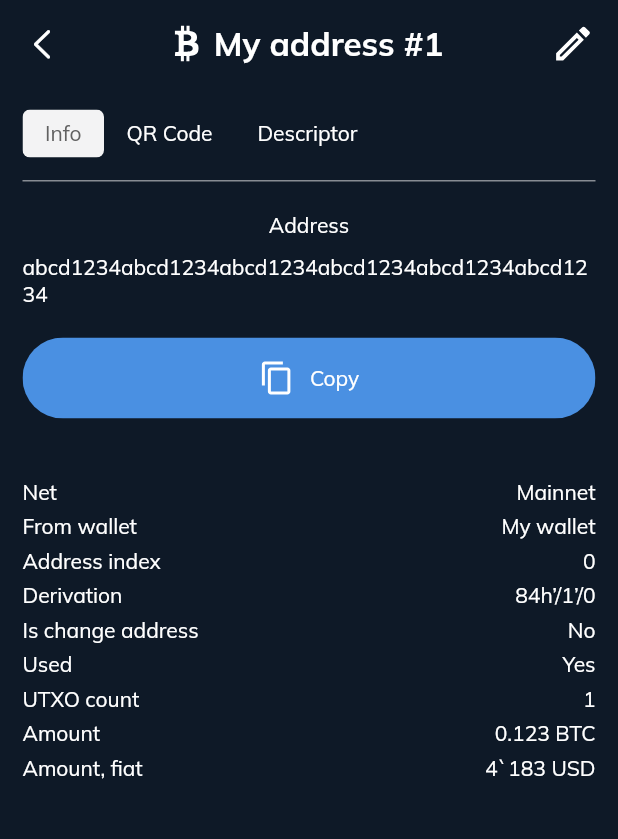
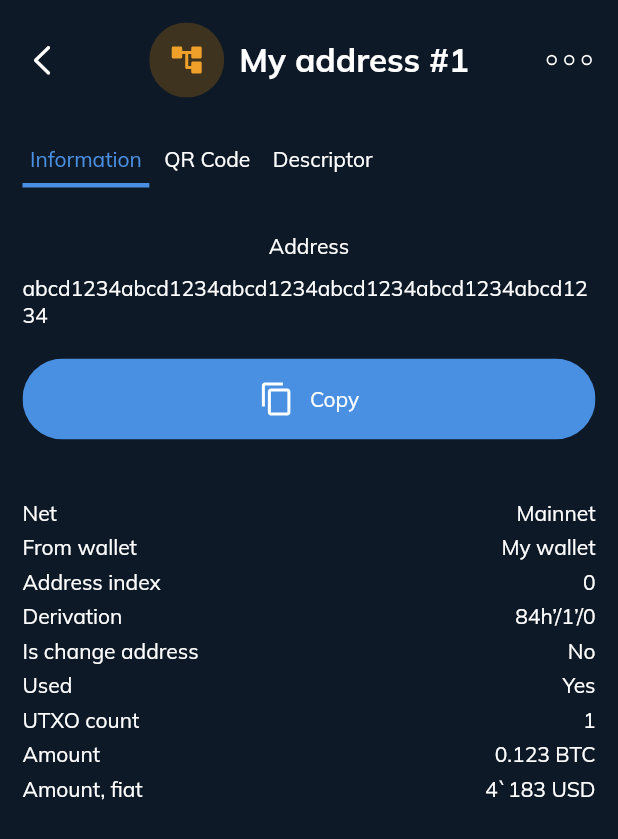
Before and after one commit to cryptoadvance/specter-mobile, a Flutter app: the WalletInfoAddressView screen opened by its route, on a phone screen of 412 x 824 dp. Shown: the top 839 px of the screen. Run offline on Flutter 3.47's test engine with Material 2 defaults, Android fonts, the phone set to English and light mode, and no system bars; our stand-ins replace flutter_svg, get, qr_flutter; missing offline and left inert: dart:ffi.

Commit message:
Update design

```diff
--- a/lib/app/modules/000_hello/views/hello_view.dart
+++ b/lib/app/modules/000_hello/views/hello_view.dart
@@ -22,7 +22,7 @@ class HelloView extends GetView<HelloController> {
             constraints: BoxConstraints(
               maxWidth: 128
             ),
-            child: Image.asset('assets/stickers/pacman_long_3d-x512.png')
+            child: Image.asset('assets/stickers/ghost_char-x512.png')
           ),
           Container(
             width: double.infinity,
--- a/lib/app/modules/200_wallets/keys/views/keys_view.dart
+++ b/lib/app/modules/200_wallets/keys/views/keys_view.dart
@@ -94,9 +94,9 @@ class KeysView extends GetView<KeysController> {
               children: [
                 Container(
                   constraints: BoxConstraints(
-                    maxWidth: 60
+                    maxWidth: 75
                   ),
-                  child: Image.asset('assets/stickers/pacman_long_3d_left-x512.png')
+                  child: Image.asset('assets/stickers/ghost_normal_3d-x512.png')
                 )
               ]
             )
--- a/lib/app/modules/200_wallets/walletInfo/widgets/addresses/views/wallet_info_addresses_view.dart
+++ b/lib/app/modules/200_wallets/walletInfo/widgets/addresses/views/wallet_info_addresses_view.dart
@@ -20,7 +20,7 @@ class WalletInfoAddressesView extends GetView<WalletInfoAddressesController> {
         crossAxisAlignment: CrossAxisAlignment.start,
         children: [
           Container(
-            margin: EdgeInsets.only(left: 15, right: 15),
+            margin: EdgeInsets.only(left: 15, right: 15, top: 10),
             child: LightTab(
               view: LightTabView.TOGGLE,
               tabs: [
@@ -35,7 +35,7 @@ class WalletInfoAddressesView extends GetView<WalletInfoAddressesController> {
           ),
           Expanded(
             child: Container(
-              padding: EdgeInsets.only(top: 0),
+              padding: EdgeInsets.only(top: 10),
               child: getTabContent()
             )
           )
@@ -57,7 +57,7 @@ class WalletInfoAddressesView extends GetView<WalletInfoAddressesController> {
       itemCount: controller.items.length,
       itemBuilder: (context, index) {
         return Container(
-          margin: EdgeInsets.only(top: (index == 0)?0:10, left: 15, right: 15),
+          margin: EdgeInsets.only(top: (index == 0)?10:10, left: 15, right: 15),
           child: WalletInfoAddressesItem()
         );
       }
--- a/lib/app/modules/200_wallets/walletInfo/widgets/transactions/views/wallet_info_transactions_view.dart
+++ b/lib/app/modules/200_wallets/walletInfo/widgets/transactions/views/wallet_info_transactions_view.dart
@@ -22,7 +22,7 @@ class WalletInfoTransactionsView extends GetView<WalletInfoTransactionsControlle
         crossAxisAlignment: CrossAxisAlignment.start,
         children: [
           Container(
-            margin: EdgeInsets.only(left: 15, right: 15),
+            margin: EdgeInsets.only(left: 15, right: 15, top: 10),
             child: LightTab(
               view: LightTabView.TOGGLE,
               tabs: [
@@ -37,7 +37,7 @@ class WalletInfoTransactionsView extends GetView<WalletInfoTransactionsControlle
           ),
           Expanded(
             child: Container(
-              padding: EdgeInsets.only(top: 0),
+              padding: EdgeInsets.only(top: 10),
               child: getTabContent()
             )
           )
@@ -60,7 +60,7 @@ class WalletInfoTransactionsView extends GetView<WalletInfoTransactionsControlle
         itemCount: controller.items.length,
         itemBuilder: (context, index) {
           return Container(
-              margin: EdgeInsets.only(top: (index == 0)?0:10, left: 15, right: 15),
+              margin: EdgeInsets.only(top: (index == 0)?10:10, left: 15, right: 15),
               child: WalletInfoTransactionsItem()
           );
         }
--- a/lib/app/modules/200_wallets/walletInfoAddress/views/wallet_info_address_view.dart
+++ b/lib/app/modules/200_wallets/walletInfoAddress/views/wallet_info_address_view.dart
@@ -4,6 +4,7 @@ import 'package:flutter_svg/svg.dart';
 import 'package:get/get.dart';
 
 import 'package:specter_mobile/app/widgets/LightTab.dart';
+import 'package:specter_mobile/app/widgets/TopSide.dart';
 
 import '../widgets/descriptor/views/wallet_info_address_descriptor_view.dart';
 import '../widgets/details/views/wallet_info_address_details_view.dart';
@@ -22,81 +23,12 @@ class WalletInfoAddressView extends GetView<WalletInfoAddressController> {
           mainAxisAlignment: MainAxisAlignment.start,
           crossAxisAlignment: CrossAxisAlignment.start,
           children: [
-            getTopTitle(),
+            TopSide(title: 'My address #1', titleType: TOP_SIDE_TITLE_TYPE.ADDRESS, menuType: TOP_SIDE_MENU_TYPE.OPTIONS),
             Expanded(
               child: getContent()
             )
           ]
         )
-      )
-    );
-  }
-
-  Widget getTopTitle() {
-    return Container(
-      child: Row(
-        mainAxisAlignment: MainAxisAlignment.center,
-        crossAxisAlignment: CrossAxisAlignment.center,
-        children: [
-          Container(
-            padding: EdgeInsets.only(left: 10),
-            child: getBackButton()
-          ),
-          Expanded(
-            child: Container(
-              padding: EdgeInsets.symmetric(vertical: 15),
-              child: Row(
-                mainAxisAlignment: MainAxisAlignment.center,
-                crossAxisAlignment: CrossAxisAlignment.center,
-                children: [
-                  Container(
-                    margin: EdgeInsets.only(right: 10),
-                    child: SvgPicture.asset('assets/icons/bitcoin.svg', color: Colors.white),
-                  ),
-                  Container(
-                    child: Text('My address #1', style: TextStyle(fontSize: 22, fontWeight: FontWeight.bold))
-                  )
-                ]
-              ),
-            )
-          ),
-          Container(
-            padding: EdgeInsets.only(right: 10),
-            child: getMenuButton()
-          )
-        ]
-      )
-    );
-  }
-
-  Widget getBackButton() {
-    return InkWell(
-      onTap: () {
-        Get.back();
-      },
-      child: Container(
-        //color: Colors.grey,
-        width: 50,
-        height: 45,
-        alignment: Alignment.centerLeft,
-        padding: EdgeInsets.only(left: 5),
-        child: Icon(CupertinoIcons.left_chevron, size: 26)
-      )
-    );
-  }
-
-  Widget getMenuButton() {
-    return InkWell(
-      onTap: () {
-        Get.back();
-      },
-      child: Container(
-        //color: Colors.grey,
-        width: 50,
-        height: 45,
-        alignment: Alignment.centerRight,
-        padding: EdgeInsets.only(right: 5),
-        child: SvgPicture.asset('assets/icons/edit.svg', color: Colors.white, height: 30)
       )
     );
   }
@@ -111,7 +43,7 @@ class WalletInfoAddressView extends GetView<WalletInfoAddressController> {
             padding: EdgeInsets.symmetric(horizontal: 15),
             child: LightTab(
               tabs: [
-                LightTabNode('Info', key: WALLET_INFO_ADDRESS_TAB.DETAILS.toString()),
+                LightTabNode('Information', key: WALLET_INFO_ADDRESS_TAB.DETAILS.toString()),
                 LightTabNode('QR Code', key: WALLET_INFO_ADDRESS_TAB.QR_CODE.toString()),
                 LightTabNode('Descriptor', key: WALLET_INFO_ADDRESS_TAB.DESCRIPTOR.toString())
               ],
--- a/lib/app/modules/200_wallets/walletInfoTransaction/views/wallet_info_transactions_view.dart
+++ b/lib/app/modules/200_wallets/walletInfoTransaction/views/wallet_info_transactions_view.dart
@@ -4,6 +4,7 @@ import 'package:flutter_svg/svg.dart';
 
 import 'package:get/get.dart';
 import 'package:specter_mobile/app/widgets/LightTab.dart';
+import 'package:specter_mobile/app/widgets/TopSide.dart';
 import '../controllers/wallet_info_transactions_controller.dart';
 
 import '../widgets/info/views/wallet_info_transaction_info_view.dart';
@@ -21,7 +22,7 @@ class WalletInfoTransactionView extends GetView<WalletInfoTransactionController>
                 mainAxisAlignment: MainAxisAlignment.start,
                 crossAxisAlignment: CrossAxisAlignment.start,
                 children: [
-                  getTopTitle(),
+                  TopSide(title: 'Transaction details', titleType: TOP_SIDE_TITLE_TYPE.TRANSACTION, menuType: TOP_SIDE_MENU_TYPE.NONE),
                   Expanded(
                       child: getContent()
                   )
--- a/lib/app/widgets/LightTab.dart
+++ b/lib/app/widgets/LightTab.dart
@@ -1,4 +1,6 @@
 import 'package:flutter/material.dart';
+
+import '../../utils.dart';
 
 enum LightTabView {
   TABS,
@@ -50,17 +52,12 @@ class LightTab extends StatelessWidget {
 
     return Container(
       width: double.infinity,
-      padding: EdgeInsets.only(
-        bottom: (view == LightTabView.TABS)?0:0
+      padding: EdgeInsets.all(
+        (view == LightTabView.TOGGLE)?10:0
       ),
       decoration: BoxDecoration(
-        border: Border(
-          bottom: (view == LightTabView.TABS)?(
-            BorderSide(width: 1.0, color: Colors.white.withOpacity(0.5))
-          ):(
-            BorderSide.none
-          )
-        )
+          borderRadius: BorderRadius.all(Radius.circular((view == LightTabView.TOGGLE)?25:0)),
+        color: (view == LightTabView.TOGGLE)?Utils.hexToColor('#0A121B'):Colors.transparent
       ),
       child: Row(
         mainAxisSize: MainAxisSize.min,
@@ -95,16 +92,17 @@ class LightTabItemTabView extends StatelessWidget {
         hoverColor: Colors.transparent,
         splashColor: Colors.transparent,
         child: Container(
-          padding: EdgeInsets.symmetric(vertical: 15),
-          child: ClipRRect(
-            borderRadius: BorderRadius.all(Radius.circular(5)),
-            child: Container(
-              decoration: BoxDecoration(
-                color: isActive?Colors.white.withOpacity(0.95):Colors.transparent
-              ),
-              padding: EdgeInsets.symmetric(horizontal: 15, vertical: 7),
-              child: Text(item.title, style: TextStyle(color: isActive?Colors.grey[700]:Colors.white))
-            )
+          padding: EdgeInsets.symmetric(vertical: 10),
+          margin: EdgeInsets.only(right: 5),
+          child: Container(
+            decoration: BoxDecoration(
+              color: Colors.transparent,
+              border: Border(
+                bottom: isActive?BorderSide(width: 3.0, color: Utils.hexToColor('#4A90E2')):BorderSide.none
+              )
+            ),
+            padding: EdgeInsets.symmetric(horizontal: 5, vertical: 7),
+            child: Text(item.title, style: TextStyle(color: isActive?Utils.hexToColor('#4A90E2'):Colors.white))
           ),
         )
       ),
@@ -139,20 +137,15 @@ class LightTabItemToggleView extends StatelessWidget {
         hoverColor: Colors.transparent,
         splashColor: Colors.transparent,
         child: Container(
-          padding: EdgeInsets.symmetric(vertical: 15),
+          padding: EdgeInsets.symmetric(vertical: 5),
           child: ClipRRect(
-            borderRadius: BorderRadius.only(
-              topLeft: isFirst?radius:Radius.zero,
-              bottomLeft: isFirst?radius:Radius.zero,
-              topRight: isLast?radius:Radius.zero,
-              bottomRight: isLast?radius:Radius.zero
-            ),
+            borderRadius: BorderRadius.all(Radius.circular(25)),
             child: Container(
               decoration: BoxDecoration(
-                color: isActive?Colors.white.withOpacity(0.95):Colors.white.withOpacity(0.25)
+                color: isActive?Utils.hexToColor('#202A40'):Colors.transparent
               ),
-              padding: EdgeInsets.symmetric(horizontal: 10, vertical: 7),
-              child: Text(item.title, textAlign: TextAlign.center, style: TextStyle(color: isActive?Colors.grey[700]:Colors.white))
+              padding: EdgeInsets.symmetric(horizontal: 10, vertical: 16),
+              child: Text(item.title, textAlign: TextAlign.center, style: TextStyle(color: Theme.of(context).accentColor))
             )
           ),
         )
--- /dev/null
+++ b/lib/app/widgets/TopSide.dart
@@ -0,0 +1,136 @@
+import 'package:flutter/cupertino.dart';
+import 'package:flutter/material.dart';
+import 'package:flutter_svg/svg.dart';
+import 'package:get/get.dart';
+
+import '../../utils.dart';
+
+enum TOP_SIDE_TITLE_TYPE {
+  WALLET,
+  ADDRESS,
+  TRANSACTION
+}
+
+enum TOP_SIDE_MENU_TYPE {
+  NONE,
+  OPTIONS,
+  EDIT
+}
+
+class TopSide extends StatelessWidget {
+  final String title;
+
+  final TOP_SIDE_TITLE_TYPE titleType;
+  final TOP_SIDE_MENU_TYPE menuType;
+
+  TopSide({required this.title, required this.titleType, required this.menuType});
+
+  @override
+  Widget build(BuildContext context) {
+    return Container(
+        child: Row(
+            mainAxisAlignment: MainAxisAlignment.center,
+            crossAxisAlignment: CrossAxisAlignment.center,
+            children: [
+              Container(
+                  padding: EdgeInsets.only(left: 10),
+                  child: getBackButton()
+              ),
+              Expanded(
+                  child: Container(
+                      padding: EdgeInsets.symmetric(vertical: 15),
+                      child: Row(
+                          mainAxisAlignment: MainAxisAlignment.center,
+                          crossAxisAlignment: CrossAxisAlignment.center,
+                          children: [
+                            getShortIcon(),
+                            Container(
+                                child: Text(title, style: TextStyle(fontSize: 22, fontWeight: FontWeight.bold))
+                            )
+                          ]
+                      )
+                  )
+              ),
+              Container(
+                  padding: EdgeInsets.only(right: 10),
+                  child: getMenuButton()
+              )
+            ]
+        )
+    );
+  }
+
+  Widget getShortIcon() {
+    String icon;
+
+    switch(titleType) {
+      case TOP_SIDE_TITLE_TYPE.WALLET:
+        icon = 'assets/icons/bitcoin.svg';
+        break;
+      case TOP_SIDE_TITLE_TYPE.ADDRESS:
+        icon = 'assets/icons/account_tree.svg';
+        break;
+      case TOP_SIDE_TITLE_TYPE.TRANSACTION:
+        icon = 'assets/icons/globe_1.svg';
+        break;
+    }
+
+    return Container(
+      margin: EdgeInsets.only(right: 10),
+      child: ClipOval(
+          child: Container(
+              width: 50,
+              height: 50,
+              color: Utils.hexToColor('#FF9900').withOpacity(0.2),
+              child: Center(
+                  child:  SvgPicture.asset(icon, color: Utils.hexToColor('#EEA02B'))
+              )
+          )
+      )
+    );
+  }
+
+  Widget getBackButton() {
+    return InkWell(
+        onTap: () {
+          Get.back();
+        },
+        child: Container(
+            width: 50,
+            height: 45,
+            alignment: Alignment.centerLeft,
+            padding: EdgeInsets.only(left: 5),
+            child: Icon(CupertinoIcons.left_chevron, size: 26)
+        )
+    );
+  }
+
+  Widget getMenuButton() {
+    String icon;
+
+    switch(menuType) {
+      case TOP_SIDE_MENU_TYPE.OPTIONS:
+        icon = 'assets/icons/top_right_icon.svg';
+        break;
+      case TOP_SIDE_MENU_TYPE.EDIT:
+        icon = 'assets/icons/edit.svg';
+        break;
+      case TOP_SIDE_MENU_TYPE.NONE:
+        return Container();
+    }
+
+    return InkWell(
+        onTap: () {
+          Get.back();
+        },
+        child: Container(
+            width: 50,
+            height: 45,
+            alignment: Alignment.centerRight,
+            padding: EdgeInsets.only(right: 5),
+            child: SvgPicture.asset(icon, color: Colors.white, height: 35)
+        )
+    );
+  }
+
+}
--- a/pubspec.yaml
+++ b/pubspec.yaml
@@ -32,14 +32,15 @@ flutter:
     - assets/icons/qr_code_scanner.svg
     - assets/icons/coolicon.svg
     - assets/icons/bitcoin.svg
+    - assets/icons/account_tree.svg
     - assets/icons/top_right_icon.svg
     - assets/icons/edit.svg
     - assets/icons/content_copy.svg
     - assets/icons/globe_1.svg
     - assets/icons/chevron_right.svg
     - assets/stickers/key-x512.png
-    - assets/stickers/pacman_long_3d-x512.png
-    - assets/stickers/pacman_long_3d_left-x512.png
+    - assets/stickers/ghost_char-x512.png
+    - assets/stickers/ghost_normal_3d-x512.png
     - assets/stickers/bitcoin-1.png
     - assets/stickers/bitcoin-2.png
     - assets/stickers/bitcoin-3.png
```
Also changed, not shown: lib/app/modules/200_wallets/walletInfo/views/wallet_info_view.dart (+3 -71 lines), assets/icons/account_tree.svg (added), assets/stickers/ghost_char-x512.png (added), assets/stickers/ghost_normal_3d-x512.png (added), assets/stickers/pacman_long_3d-x512.png (deleted), assets/stickers/pacman_long_3d_left-x512.png (deleted).
